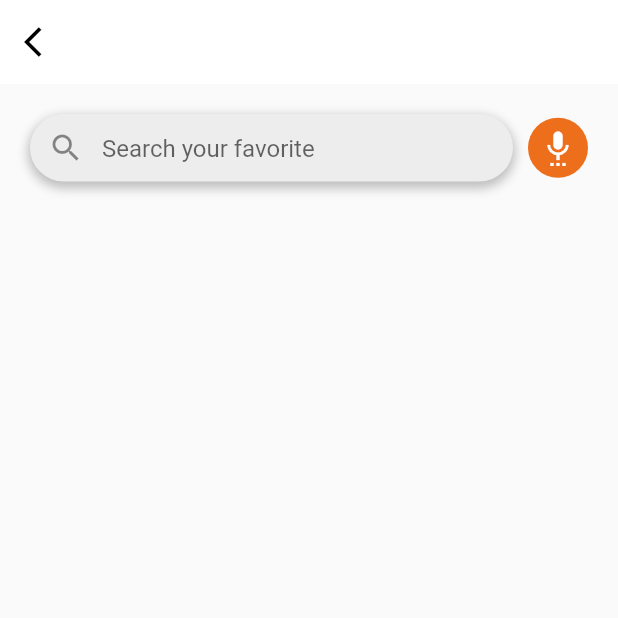
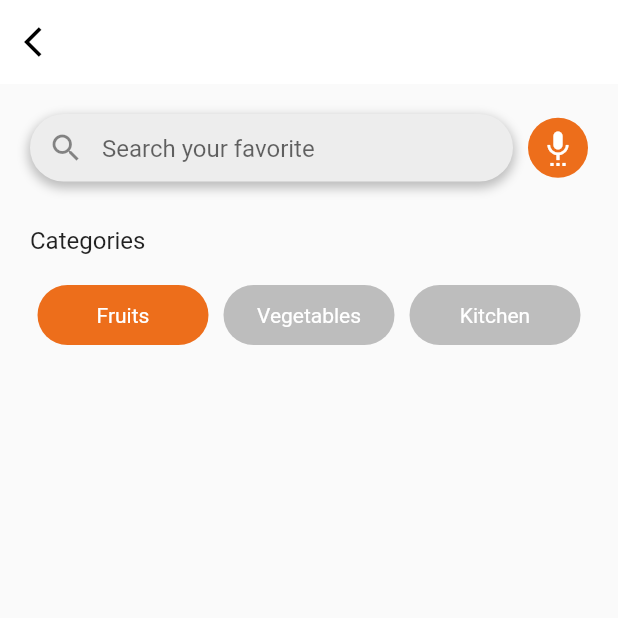
Before and after one commit to Aamirkhan55/foodie_app, a Flutter app: the GroceryFruitScreen screen opened directly, on a phone screen of 412 x 824 dp, the top half of it. Run offline on Flutter 3.47's test engine with Material 2 defaults, Android fonts, the phone set to English and light mode, and no system bars; our stand-ins replace font_awesome_flutter.

Commit message:
Categories

```diff
--- a/lib/screen/main/nav/home/home_category/grocery/grocery_fruit_screen.dart
+++ b/lib/screen/main/nav/home/home_category/grocery/grocery_fruit_screen.dart
@@ -11,6 +11,8 @@ class GroceryFruitScreen extends StatefulWidget {
 }
 
 class _GroceryFruitScreenState extends State<GroceryFruitScreen> {
+  int _currentSelectedCategory = 0;
+
   @override
   Widget build(BuildContext context) {
     return Scaffold(
@@ -35,11 +37,12 @@ class _GroceryFruitScreenState extends State<GroceryFruitScreen> {
             Row(
               children: [
                 Expanded(
-                  child: SearchWidget(
-                    onTap : () {
-                      Navigator.push(context, MaterialPageRoute(builder: (context)=> const SearchScreen()));
-                    }
-                  ),
+                  child: SearchWidget(onTap: () {
+                    Navigator.push(
+                        context,
+                        MaterialPageRoute(
+                            builder: (context) => const SearchScreen()));
+                  }),
                 ),
                 const SizedBox(width: 10),
                 Container(
@@ -53,14 +56,84 @@ class _GroceryFruitScreenState extends State<GroceryFruitScreen> {
                       child: Icon(
                     Icons.settings_voice,
                     color: whiteColor,
-                  )
-                ),
+                  )),
                 ),
               ],
             ),
+            const SizedBox(height: 30),
+            const Text(
+              'Categories',
+              style: TextStyle(
+                fontSize: 16,
+              ),
+            ),
+            const SizedBox(height: 20),
+            Row(
+              mainAxisAlignment: MainAxisAlignment.spaceBetween,
+              children: [
+                _singleCategoryItemWidget(
+                  title: 'Fruits',
+                  color: _currentSelectedCategory == 0
+                      ? primaryColorED6E1B
+                      : Colors.grey[400],
+                  onTap: () {
+                    setState(() {
+                      _currentSelectedCategory == 0;
+                    });
+                  },
+                ),
+               _singleCategoryItemWidget(
+                  title: 'Vegetables',
+                  color: _currentSelectedCategory == 1
+                      ? primaryColorED6E1B
+                      : Colors.grey[400],
+                  onTap: () {
+                    setState(() {
+                      _currentSelectedCategory == 1;
+                    });
+                  },
+                ),
+                _singleCategoryItemWidget(
+                  title: 'Kitchen',
+                  color: _currentSelectedCategory == 2
+                      ? primaryColorED6E1B
+                      : Colors.grey[400],
+                  onTap: () {
+                    setState(() {
+                      _currentSelectedCategory == 2;
+                    });
+                  },
+                ),
+              ],
+            )
           ],
         ),
       ),
     );
   }
+
+  Widget _singleCategoryItemWidget(
+      {VoidCallback? onTap, Color? color, String? title}) {
+    return Expanded(
+        child: GestureDetector(
+      onTap: onTap,
+      child: Container(
+        margin: const EdgeInsets.symmetric(horizontal: 5),
+        width: 110,
+        height: 40,
+        decoration: BoxDecoration(
+          color: color,
+          borderRadius: BorderRadius.circular(20),
+        ),
+        child: Center(
+          child: Text(
+            title!,
+            style: const TextStyle(
+              color: whiteColor,
+            ),
+          ),
+        ),
+      ),
+    ));
   }
+}
```
Lines whose indentation alone changed are shown as unchanged.
